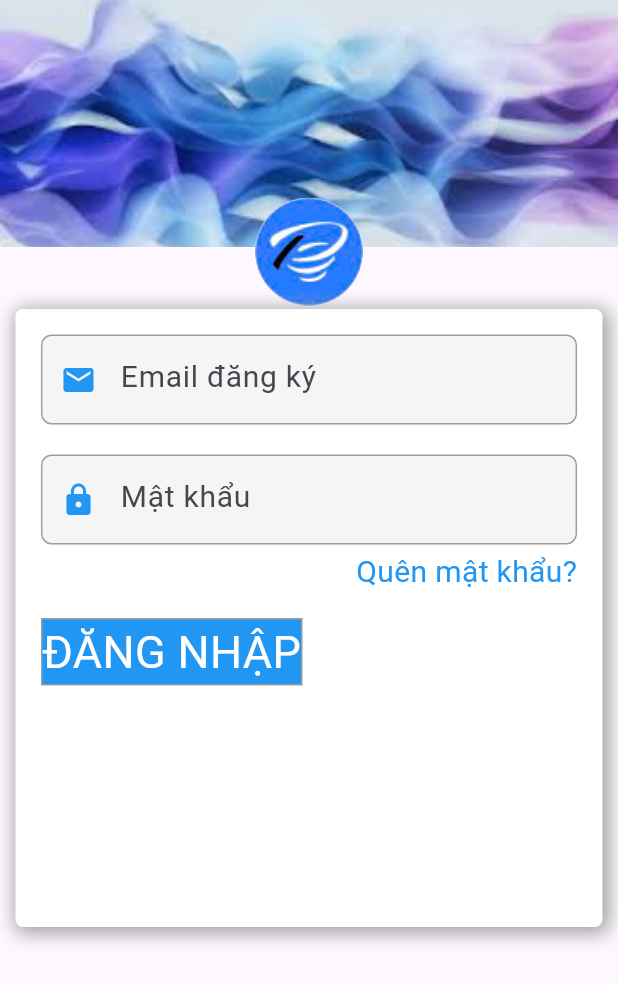
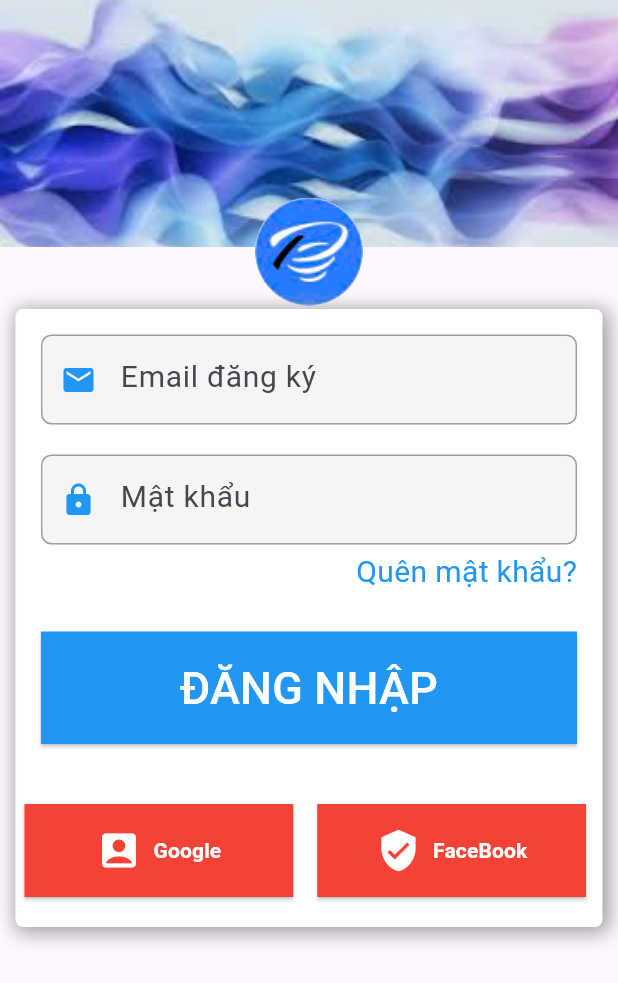
Before and after one commit to nghuy2903/flutter_prj, a Flutter app: the screen it shows after launch, on a phone screen of 412 x 824 dp. Shown: the top 983 px of the screen. Run offline on Flutter 3.47's test engine with Material 3 defaults, Android fonts, the phone set to English and light mode, and no system bars; our stand-ins replace equatable, flutter_bloc, shared_preferences, sqflite; accounts and stored records are empty; key blocks and very long unbroken strings in the code were emptied for the run.

Commit message:
create two button: login by google and facebook

```diff
--- a/login_form_study/lib/main.dart
+++ b/login_form_study/lib/main.dart
@@ -155,21 +155,110 @@ class MyDemo extends StatelessWidget{
 
                     //Ô đăng nhập
                     Container(
-                      margin: EdgeInsets.all(16), // tạo khoảng cách so với mép
-                      decoration: BoxDecoration(
-                        color: Colors.blue,
-                        border: Border.all(color: Colors.grey),
-                      ),
-                      //Icon trong ô
-                      child: Text(
+                      margin: EdgeInsets.fromLTRB(16, 25, 16, 15),
+                      width: double.infinity,
+                      child: ElevatedButton(
+                        onPressed: (){
+                          //Xử lý nút nhấn
+                        },
+                        style: ElevatedButton.styleFrom(
+                          backgroundColor: Colors.blue,
+                          padding: EdgeInsets.symmetric(vertical: 16),
+                          shape: RoundedRectangleBorder(
+                            borderRadius: BorderRadius.zero,
+                          )
+                        ),
+                        child: Text(
                           'ĐĂNG NHẬP',
                           style: TextStyle(
-                            color: Colors.white,
-                            fontSize: 30
+                            fontSize: 30,
+                            color: Colors.white
                           ),
-                        )
+                        ),
+                      ),
+
                     ),
 
+                    //Ô GooglColor.fromARGB(255, 2, 28, 49)
+                    Container(
+                      margin: EdgeInsets.fromLTRB(5, 25, 10, 10),
+                      child: Row(
+                        children: [
+                          Expanded(
+                            //Nút google
+                            child: ElevatedButton(
+                              onPressed: (){
+                                //Xử lý logic
+                              },
+                              style: ElevatedButton.styleFrom(
+                                backgroundColor: Colors.red,
+                                padding: EdgeInsets.symmetric(vertical: 16),
+                                shape: RoundedRectangleBorder(
+                                  borderRadius: BorderRadius.zero
+                                )
+                              ),
+                              child: Row(
+                                mainAxisAlignment: MainAxisAlignment.center,
+                                children:[
+                                  Icon(
+                                    Icons.account_box,
+                                    color: Colors.white,
+                                    size: 30,
+                                  ),
+                                  SizedBox(width: 8,),
+                                  Text(
+                                    'Google',
+                                    style: TextStyle(
+                                      fontWeight: FontWeight.bold,
+                                      color: Colors.white
+                                    ),
+                                  ),
+                                ]
+                              )
+                            ),
+                          ),
+                          SizedBox(width: 16),
+                          Expanded(
+                            //Nút facebook
+                            child: ElevatedButton(
+                              onPressed: (){
+                                //Xử lý logic
+                              },
+                              style: ElevatedButton.styleFrom(
+                                backgroundColor: Colors.red,
+                                padding: EdgeInsets.symmetric(vertical: 16),
+                                shape: RoundedRectangleBorder(
+                                  borderRadius: BorderRadius.zero
+                                )
+                              ),
+                              child: Row(
+                                mainAxisAlignment: MainAxisAlignment.center,
+                                children:[
+                                  Icon(
+                                    Icons.verified_user,
+                                    color: Colors.white,
+                                    size: 30,
+                                  ),
+                                  SizedBox(width: 8,),
+                                  Text(
+                                    'FaceBook',
+                                    style: TextStyle(
+                                      fontWeight: FontWeight.bold,
+                                      color: Colors.white,
+                                    ),
+                                  ),
+                                ]
+                              )
+                            ),
+                          )
+                        ],
+                      ),
+                    ),
+
+                    //Text cuối
+                    Container(
+
+                    )
                   ],
                 ),
               ),
```
